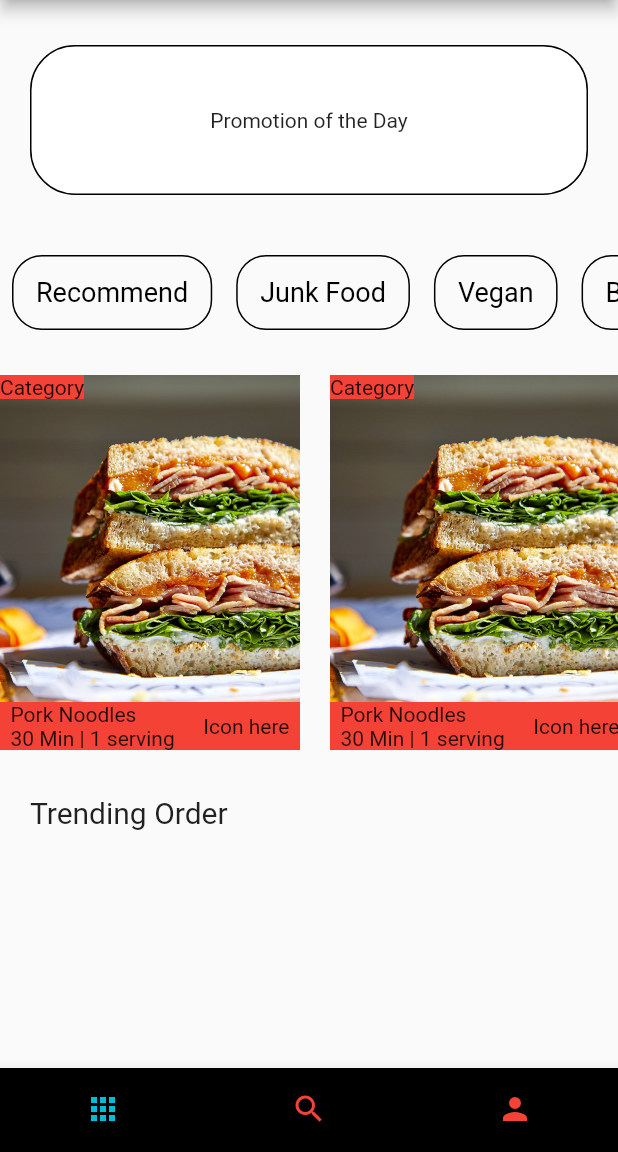
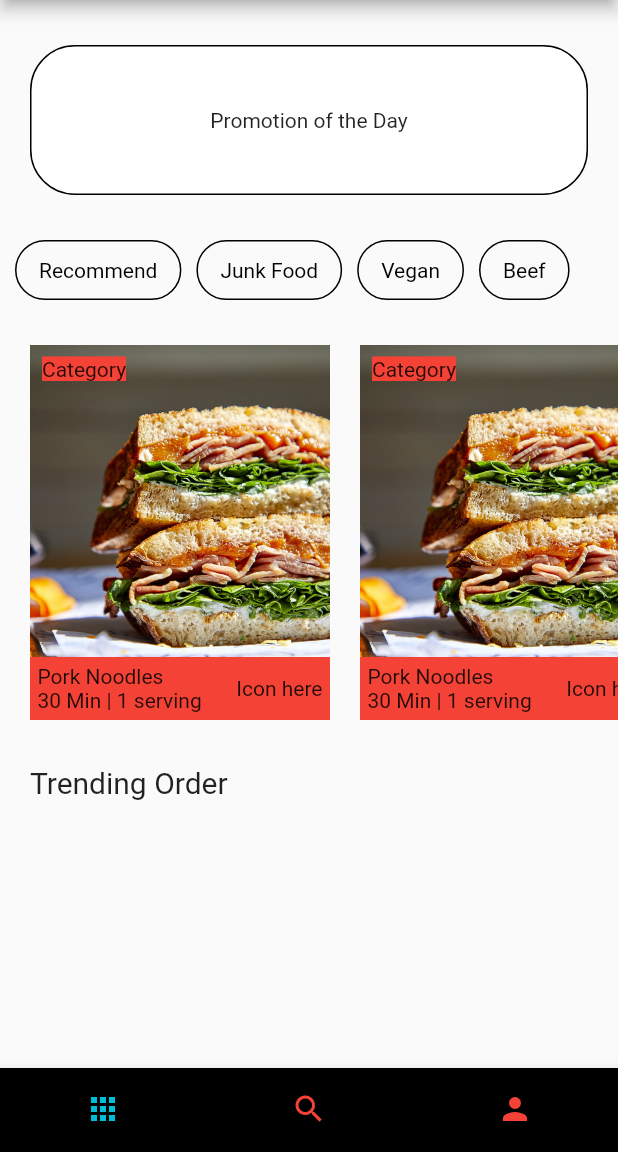
Before and after one commit to thetooaung07/flutter_foodly, a Flutter app: the screen it shows after launch, on a phone screen of 412 x 824 dp, the part 84-1236 px from its top. Run offline on Flutter 3.47's test engine with Material 2 defaults, Android fonts, the phone set to English and light mode, and no system bars.

Commit message:
Adjust some spacing

```diff
--- a/lib/pages/navpages/home_page.dart
+++ b/lib/pages/navpages/home_page.dart
@@ -9,9 +9,7 @@ class HomePage extends StatelessWidget {
       children: [
         // Banner
         HomePageBanner(),
-        SizedBox(
-          height: 10,
-        ),
+
         // horizontal scroll bubble
         HorizontalListMenu(),
         SizedBox(
@@ -53,7 +51,7 @@ class HorizontalListMenu extends StatelessWidget {
   Widget build(BuildContext context) {
     return Container(
       margin: EdgeInsets.symmetric(vertical: 10),
-      height: 50,
+      height: 40,
       child: ListView(
         scrollDirection: Axis.horizontal,
         children: <Widget>[
@@ -73,6 +71,9 @@ class HorizontalListMenu extends StatelessWidget {
             label: "Beef",
             onPressed: () {},
           ),
+          SizedBox(
+            width: 15,
+          )
         ],
       ),
     );
@@ -96,12 +97,12 @@ class HorizontalListItem extends StatelessWidget {
         border: Border.all(color: Colors.black),
         borderRadius: BorderRadius.circular(20),
       ),
-      margin: EdgeInsets.symmetric(horizontal: 8),
+      margin: EdgeInsets.only(left: 10),
       padding: EdgeInsets.symmetric(horizontal: 15),
       child: Center(
         child: Text(
           label,
-          style: TextStyle(fontSize: 18, color: Colors.black),
+          style: TextStyle(fontSize: 14, color: Colors.black),
         ),
       ),
     );
@@ -119,15 +120,30 @@ class CarouselSlider extends StatelessWidget {
       child: ListView(
         scrollDirection: Axis.horizontal,
         children: [
-          CarouselSliderItem(),
           SizedBox(
             width: 20,
           ),
-          CarouselSliderItem(),
+          CarouselSliderItem(
+              imgPath: "imgPath",
+              category: "category",
+              label: "label",
+              waitingTime: "waitingTime"),
           SizedBox(
             width: 20,
           ),
-          CarouselSliderItem(),
+          CarouselSliderItem(
+              imgPath: "imgPath",
+              category: "category",
+              label: "label",
+              waitingTime: "waitingTime"),
+          SizedBox(
+            width: 20,
+          ),
+          CarouselSliderItem(
+              imgPath: "imgPath",
+              category: "category",
+              label: "label",
+              waitingTime: "waitingTime"),
           SizedBox(
             width: 20,
           ),
@@ -138,10 +154,18 @@ class CarouselSlider extends StatelessWidget {
 }
 
 class CarouselSliderItem extends StatelessWidget {
-  // final String imgPath;
-  // final String
+  final String imgPath;
+  final String category;
+  final String label;
+  final String waitingTime;
 
-  const CarouselSliderItem({Key? key}) : super(key: key);
+  const CarouselSliderItem(
+      {Key? key,
+      required this.imgPath,
+      required this.category,
+      required this.label,
+      required this.waitingTime})
+      : super(key: key);
 
   @override
   Widget build(BuildContext context) {
@@ -165,7 +189,7 @@ class CarouselSliderItem extends StatelessWidget {
           left: 0,
           right: 0,
           child: Container(
-            padding: EdgeInsets.symmetric(horizontal: 7),
+            padding: EdgeInsets.all(5),
             decoration: BoxDecoration(color: Colors.red),
             child: Row(
               mainAxisAlignment: MainAxisAlignment.spaceBetween,
@@ -182,9 +206,12 @@ class CarouselSliderItem extends StatelessWidget {
         Positioned(
           top: 0,
           left: 0,
-          child: Text(
-            "Category",
-            style: TextStyle(backgroundColor: Colors.red),
+          child: Container(
+            padding: EdgeInsets.all(8),
+            child: Text(
+              "Category",
+              style: TextStyle(backgroundColor: Colors.red),
+            ),
           ),
         ),
       ],
```
